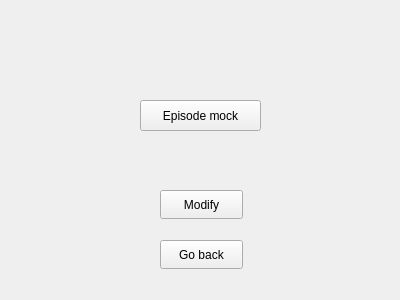
First picture: the form in FilmManager/serieviewwidget.ui, repository Zachaly/Jipp_Projekt_ZS_NS, before the edit.
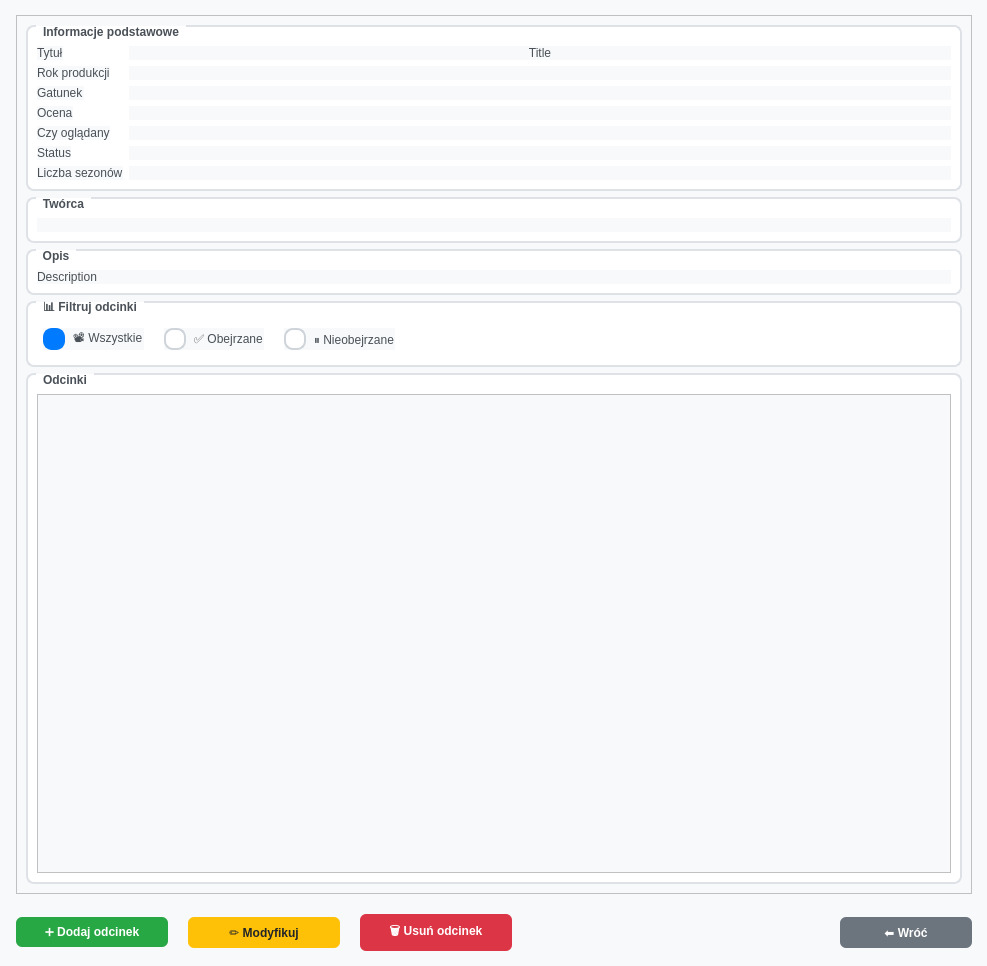
Second picture: the form after the edit. Icons and pictures are not drawn.

Commit message:
Feature/add series management (#6)
* add series manager

* add creating series

* add series list

* add serie view

* add serie modification

* add episode creation

* add episode view

* add episode modification

* add data validation

* update series list display

* update serie view and dialogs

* add search series

* update series view

* changes in episodes ui

* fix watched/unwatched series selection

The edit to the form file:
```diff
--- a/FilmManager/serieviewwidget.ui
+++ b/FilmManager/serieviewwidget.ui
@@ -6,52 +6,513 @@
    <rect>
     <x>0</x>
     <y>0</y>
-    <width>400</width>
-    <height>300</height>
+    <width>987</width>
+    <height>966</height>
    </rect>
   </property>
   <property name="windowTitle">
    <string>Form</string>
   </property>
-  <widget class="QPushButton" name="episodeListMockButton">
-   <property name="geometry">
-    <rect>
-     <x>140</x>
-     <y>100</y>
-     <width>121</width>
-     <height>31</height>
-    </rect>
+  <property name="styleSheet">
+   <string notr="true">QWidget {
+    background-color: #f8f9fa;
+    font-family: 'Segoe UI', Arial, sans-serif;
+}
+
+QGroupBox {
+    font-weight: bold;
+    border: 2px solid #dee2e6;
+    border-radius: 8px;
+    margin-top: 1ex;
+    padding-top: 10px;
+    background-color: white;
+}
+
+QGroupBox::title {
+    subcontrol-origin: margin;
+    left: 10px;
+    padding: 0 5px 0 5px;
+    color: #495057;
+}
+
+QPushButton {
+    background-color: #007bff;
+    color: white;
+    border: none;
+    padding: 8px 16px;
+    border-radius: 6px;
+    font-weight: bold;
+    min-width: 80px;
+}
+
+QPushButton:hover {
+    background-color: #0056b3;
+}
+
+QPushButton:pressed {
+    background-color: #004085;
+}
+
+QPushButton:disabled {
+    background-color: #6c757d;
+    color: #adb5bd;
+}
+
+QLineEdit {
+    border: 2px solid #ced4da;
+    border-radius: 6px;
+    padding: 8px 12px;
+    background-color: white;
+    selection-background-color: #007bff;
+}
+
+QLineEdit:focus {
+    border-color: #007bff;
+    outline: none;
+}
+
+QComboBox {
+    border: 2px solid #ced4da;
+    border-radius: 6px;
+    padding: 8px 12px;
+    background-color: white;
+    min-width: 120px;
+}
+
+QComboBox:focus {
+    border-color: #007bff;
+}
+
+QComboBox::drop-down {
+    subcontrol-origin: padding;
+    subcontrol-position: top right;
+    width: 20px;
+    border-left-width: 1px;
+    border-left-color: #ced4da;
+    border-left-style: solid;
+    border-top-right-radius: 6px;
+    border-bottom-right-radius: 6px;
+}
+
+QComboBox::down-arrow {
+    image: url(:/icons/arrow-down.png);
+    width: 12px;
+    height: 12px;
+}
+
+QRadioButton {
+    spacing: 8px;
+    color: #495057;
+    font-weight: normal;
+}
+
+QRadioButton::indicator {
+    width: 18px;
+    height: 18px;
+}
+
+QRadioButton::indicator:unchecked {
+    border: 2px solid #ced4da;
+    border-radius: 9px;
+    background-color: white;
+}
+
+QRadioButton::indicator:checked {
+    border: 2px solid #007bff;
+    border-radius: 9px;
+    background-color: #007bff;
+}
+
+QRadioButton::indicator:checked:hover {
+    background-color: #0056b3;
+    border-color: #0056b3;
+}
+
+QLabel {
+    color: #495057;
+    font-weight: normal;
+}</string>
+  </property>
+  <layout class="QVBoxLayout" name="verticalLayout">
+   <property name="spacing">
+    <number>20</number>
    </property>
-   <property name="text">
-    <string>Episode mock</string>
+   <property name="leftMargin">
+    <number>16</number>
    </property>
-  </widget>
-  <widget class="QPushButton" name="modifySeriesButton">
-   <property name="geometry">
-    <rect>
-     <x>160</x>
-     <y>190</y>
-     <width>83</width>
-     <height>29</height>
-    </rect>
+   <property name="topMargin">
+    <number>15</number>
    </property>
-   <property name="text">
-    <string>Modify</string>
+   <property name="rightMargin">
+    <number>15</number>
    </property>
-  </widget>
-  <widget class="QPushButton" name="goBackButton">
-   <property name="geometry">
-    <rect>
-     <x>160</x>
-     <y>240</y>
-     <width>83</width>
-     <height>29</height>
-    </rect>
+   <property name="bottomMargin">
+    <number>15</number>
    </property>
-   <property name="text">
-    <string>Go back</string>
-   </property>
-  </widget>
+   <item>
+    <widget class="QScrollArea" name="scrollArea">
+     <property name="widgetResizable">
+      <bool>true</bool>
+     </property>
+     <widget class="QWidget" name="scrollAreaWidgetContents">
+      <property name="geometry">
+       <rect>
+        <x>0</x>
+        <y>0</y>
+        <width>954</width>
+        <height>876</height>
+       </rect>
+      </property>
+      <layout class="QVBoxLayout" name="verticalLayout_4">
+       <item>
+        <widget class="QGroupBox" name="groupBox">
+         <property name="title">
+          <string>Informacje podstawowe</string>
+         </property>
+         <layout class="QFormLayout" name="formLayout_2">
+          <item row="0" column="0">
+           <widget class="QLabel" name="label">
+            <property name="text">
+             <string>Tytuł</string>
+            </property>
+           </widget>
+          </item>
+          <item row="0" column="1">
+           <widget class="QLabel" name="titleLabel">
+            <property name="styleSheet">
+             <string notr="true">connect(ui-&gt;serieList ,&amp;QListWidget::itemDoubleClicked,  this, &amp;SerieListViewWidget::goToSerie);;</string>
+            </property>
+            <property name="text">
+             <string>Title</string>
+            </property>
+            <property name="alignment">
+             <set>Qt::AlignmentFlag::AlignCenter</set>
+            </property>
+           </widget>
+          </item>
+          <item row="1" column="0">
+           <widget class="QLabel" name="productionYearLabel">
+            <property name="text">
+             <string>Rok produkcji</string>
+            </property>
+           </widget>
+          </item>
+          <item row="2" column="0">
+           <widget class="QLabel" name="genreLabel">
+            <property name="text">
+             <string>Gatunek</string>
+            </property>
+           </widget>
+          </item>
+          <item row="2" column="1">
+           <widget class="QLabel" name="genreValueLabel">
+            <property name="text">
+             <string/>
+            </property>
+           </widget>
+          </item>
+          <item row="3" column="0">
+           <widget class="QLabel" name="markLabel">
+            <property name="text">
+             <string>Ocena</string>
+            </property>
+           </widget>
+          </item>
+          <item row="4" column="0">
+           <widget class="QLabel" name="isWatchedLabel">
+            <property name="text">
+             <string>Czy oglądany</string>
+            </property>
+           </widget>
+          </item>
+          <item row="5" column="0">
+           <widget class="QLabel" name="statusLabel">
+            <property name="text">
+             <string>Status</string>
+            </property>
+           </widget>
+          </item>
+          <item row="6" column="0">
+           <widget class="QLabel" name="seasonLabel">
+            <property name="text">
+             <string>Liczba sezonów</string>
+            </property>
+           </widget>
+          </item>
+          <item row="1" column="1">
+           <widget class="QLabel" name="productionYearValueLabel">
+            <property name="text">
+             <string/>
+            </property>
+           </widget>
+          </item>
+          <item row="3" column="1">
+           <widget class="QLabel" name="markValueLabel">
+            <property name="text">
+             <string/>
+            </property>
+           </widget>
+          </item>
+          <item row="4" column="1">
+           <widget class="QLabel" name="isWatchedValueLabel">
+            <property name="text">
+             <string/>
+            </property>
+           </widget>
+          </item>
+          <item row="5" column="1">
+           <widget class="QLabel" name="statusValueLabel">
+            <property name="text">
+             <string/>
+            </property>
+           </widget>
+          </item>
+          <item row="6" column="1">
+           <widget class="QLabel" name="seasonCountLabel">
+            <property name="text">
+             <string/>
+            </property>
+           </widget>
+          </item>
+         </layout>
+        </widget>
+       </item>
+       <item>
+        <widget class="QGroupBox" name="groupBox_3">
+         <property name="title">
+          <string>Twórca</string>
+         </property>
+         <layout class="QVBoxLayout" name="verticalLayout_3">
+          <item>
+           <widget class="QLabel" name="creatorValueLabel">
+            <property name="text">
+             <string/>
+            </property>
+           </widget>
+          </item>
+         </layout>
+        </widget>
+       </item>
+       <item>
+        <widget class="QGroupBox" name="groupBox_2">
+         <property name="title">
+          <string>Opis</string>
+         </property>
+         <layout class="QVBoxLayout" name="verticalLayout_2">
+          <item>
+           <widget class="QLabel" name="descriptionLabel">
+            <property name="text">
+             <string>Description</string>
+            </property>
+           </widget>
+          </item>
+         </layout>
+        </widget>
+       </item>
+       <item>
+        <widget class="QGroupBox" name="filterGroupBox">
+         <property name="styleSheet">
+          <string notr="true">QPushButton {
+    background-color: #28a745;
+    min-width: 100px;
+}
+
+QPushButton:hover {
+    background-color: #218838;
+}
+
+QPushButton:pressed {
+    background-color: #1e7e34;
+}</string>
+         </property>
+         <property name="title">
+          <string>📊 Filtruj odcinki</string>
+         </property>
+         <layout class="QHBoxLayout" name="filterLayout">
+          <property name="spacing">
+           <number>20</number>
+          </property>
+          <property name="leftMargin">
+           <number>15</number>
+          </property>
+          <property name="topMargin">
+           <number>15</number>
+          </property>
+          <property name="rightMargin">
+           <number>15</number>
+          </property>
+          <property name="bottomMargin">
+           <number>15</number>
+          </property>
+          <item>
+           <widget class="QRadioButton" name="allEpisodesRadio">
+            <property name="text">
+             <string>📽️ Wszystkie</string>
+            </property>
+            <property name="checked">
+             <bool>true</bool>
+            </property>
+           </widget>
+          </item>
+          <item>
+           <widget class="QRadioButton" name="watchedEpisodesRadio">
+            <property name="text">
+             <string>✅ Obejrzane</string>
+            </property>
+           </widget>
+          </item>
+          <item>
+           <widget class="QRadioButton" name="unwatchedEpisodesRadio">
+            <property name="text">
+             <string>⏸️ Nieobejrzane</string>
+            </property>
+           </widget>
+          </item>
+          <item>
+           <spacer name="horizontalSpacer_2">
+            <property name="orientation">
+             <enum>Qt::Orientation::Horizontal</enum>
+            </property>
+            <property name="sizeHint" stdset="0">
+             <size>
+              <width>40</width>
+              <height>20</height>
+             </size>
+            </property>
+           </spacer>
+          </item>
+         </layout>
+        </widget>
+       </item>
+       <item>
+        <widget class="QGroupBox" name="groupBox_4">
+         <property name="title">
+          <string>Odcinki</string>
+         </property>
+         <layout class="QVBoxLayout" name="verticalLayout_5">
+          <item>
+           <widget class="QListWidget" name="episodeList"/>
+          </item>
+         </layout>
+        </widget>
+       </item>
+      </layout>
+     </widget>
+    </widget>
+   </item>
+   <item>
+    <layout class="QHBoxLayout" name="buttonLayout">
+     <item>
+      <widget class="QPushButton" name="addEpisodeButton">
+       <property name="styleSheet">
+        <string notr="true">QPushButton {
+    background-color: #28a745;
+    min-width: 120px;
+}
+
+QPushButton:hover {
+    background-color: #218838;
+}
+
+QPushButton:pressed {
+    background-color: #1e7e34;
+}</string>
+       </property>
+       <property name="text">
+        <string>➕ Dodaj odcinek</string>
+       </property>
+      </widget>
+     </item>
+     <item>
+      <widget class="QPushButton" name="modifySeriesButton">
+       <property name="styleSheet">
+        <string notr="true">QPushButton {
+    background-color: #ffc107;
+    color: #212529;
+    min-width: 120px;
+}
+
+QPushButton:hover {
+    background-color: #e0a800;
+}
+
+QPushButton:pressed {
+    background-color: #d39e00;
+}
+
+QPushButton:disabled {
+    background-color: #6c757d;
+    color: #adb5bd;
+}</string>
+       </property>
+       <property name="text">
+        <string>✏️ Modyfikuj</string>
+       </property>
+      </widget>
+     </item>
+     <item>
+      <widget class="QPushButton" name="deleteEpisodeButton">
+       <property name="styleSheet">
+        <string notr="true">QPushButton {
+    background-color: #dc3545;
+    min-width: 120px;
+}
+
+QPushButton:hover {
+    background-color: #c82333;
+}
+
+QPushButton:pressed {
+    background-color: #bd2130;
+}
+
+QPushButton:disabled {
+    background-color: #6c757d;
+    color: #adb5bd;
+}</string>
+       </property>
+       <property name="text">
+        <string>🗑️ Usuń odcinek</string>
+       </property>
+      </widget>
+     </item>
+     <item>
+      <spacer name="horizontalSpacer">
+       <property name="orientation">
+        <enum>Qt::Orientation::Horizontal</enum>
+       </property>
+       <property name="sizeHint" stdset="0">
+        <size>
+         <width>40</width>
+         <height>20</height>
+        </size>
+       </property>
+      </spacer>
+     </item>
+     <item>
+      <widget class="QPushButton" name="goBackButton">
+       <property name="styleSheet">
+        <string notr="true">QPushButton {
+    background-color: #6c757d;
+    min-width: 100px;
+}
+
+QPushButton:hover {
+    background-color: #5a6268;
+}
+
+QPushButton:pressed {
+    background-color: #545b62;
+}</string>
+       </property>
+       <property name="text">
+        <string>⬅️ Wróć</string>
+       </property>
+      </widget>
+     </item>
+    </layout>
+   </item>
+  </layout>
  </widget>
  <resources/>
  <connections/>
```
The commit also changes 31 other files.
